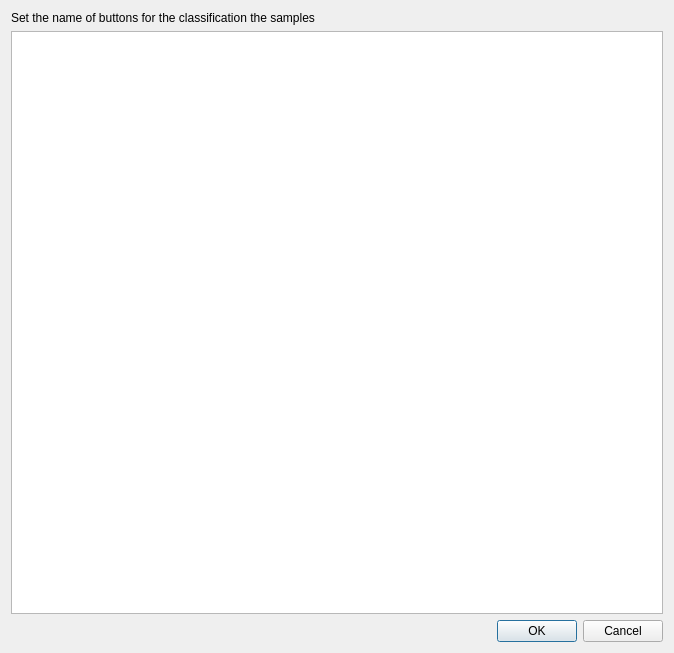
Old version of the form ui/classification_buttons_config.ui in the repository SMByC/AcATaMa.
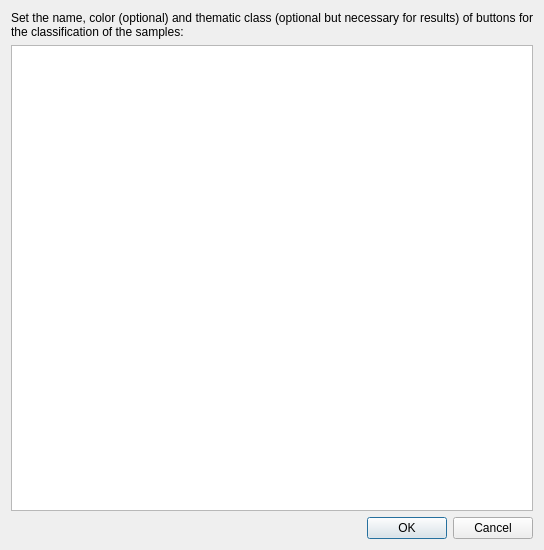
New version of the form.

Commit message: Adjustments in UI and resize the dialog based on table content for classification buttons and thematic raster class

The edit to the form file:
```diff
--- a/ui/classification_buttons_config.ui
+++ b/ui/classification_buttons_config.ui
@@ -6,8 +6,8 @@
    <rect>
     <x>0</x>
     <y>0</y>
-    <width>674</width>
-    <height>653</height>
+    <width>544</width>
+    <height>550</height>
    </rect>
   </property>
   <property name="windowTitle">
@@ -16,8 +16,16 @@
   <layout class="QVBoxLayout" name="verticalLayout">
    <item>
     <widget class="QLabel" name="label">
+     <property name="font">
+      <font>
+       <pointsize>9</pointsize>
+      </font>
+     </property>
      <property name="text">
-      <string>Set the name of buttons for the classification the samples</string>
+      <string>Set the name, color (optional) and thematic class (optional but necessary for results) of buttons for the classification of the samples:</string>
+     </property>
+     <property name="alignment">
+      <set>Qt::AlignJustify|Qt::AlignVCenter</set>
      </property>
      <property name="wordWrap">
       <bool>true</bool>
```
The commit also changes 2 other files.
